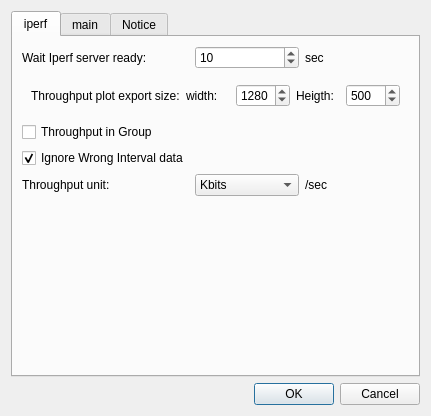
coolshou/qiperf, file qiperfc/src/dlgoption.ui: the form before one commit.
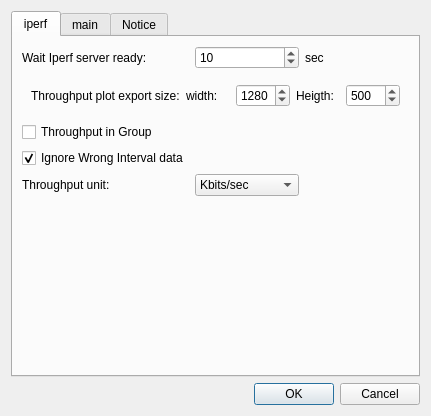
The form after the commit. Icons and pictures are not drawn.

Commit message: change unit string

What changed in the file:
```diff
--- a/qiperfc/src/dlgoption.ui
+++ b/qiperfc/src/dlgoption.ui
@@ -34,11 +34,11 @@
        <item row="4" column="1">
         <widget class="QComboBox" name="cb_TPUnit">
          <property name="currentText">
-          <string>Mbits</string>
+          <string>Kbits/sec</string>
          </property>
          <item>
           <property name="text">
-           <string>Kbits</string>
+           <string>Kbits/sec</string>
           </property>
          </item>
          <item>
@@ -186,13 +186,6 @@
          </property>
         </spacer>
        </item>
-       <item row="4" column="2">
-        <widget class="QLabel" name="label_9">
-         <property name="text">
-          <string>/sec</string>
-         </property>
-        </widget>
-       </item>
       </layout>
      </widget>
      <widget class="QWidget" name="tab_main">
```
Left out of the diff: 14 changed lines with no effect on the pictures. The commit also changes 1 other file.
